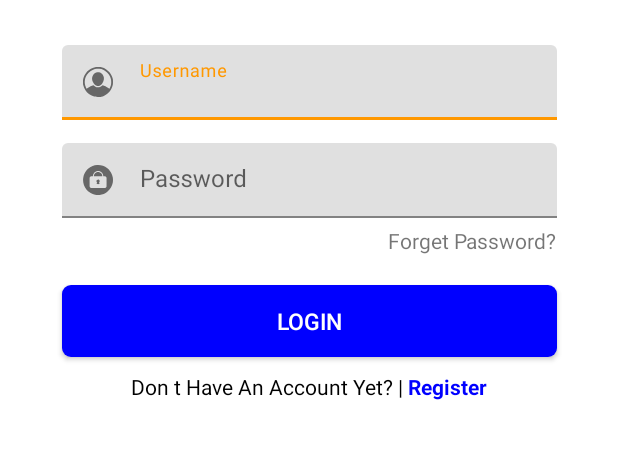
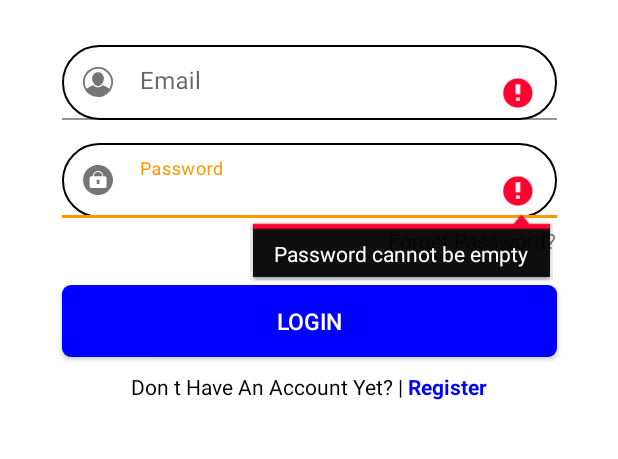
Before and after one commit to tashinyima/yin-yummy, an Android app: the screen it shows after launch (StartActivity), after a tap on "LOGIN", on a phone screen of 412 x 824 dp, the part 462-921 px from its top. Run offline under Robolectric (Android 15) with nearby library versions, the phone set to English and light mode, and no system bars; our stand-ins replace Dagger/Hilt's generated code, Firebase (no records; nobody signed in at launch, a user with empty details on screens opened directly), data binding.

Commit message:
made changes to the login page and validated it

```diff
--- a/app/build.gradle
+++ b/app/build.gradle
@@ -120,4 +120,8 @@ dependencies {
 
     // datastore
     implementation "androidx.datastore:datastore-preferences:1.0.0"
+
+//     animated loading button
+//    implementation "br.com.simplepass:loading-button-android:2.2.0"
+
 }
--- a/app/src/main/java/com/example/yinyummy/view/login/LoginFragment.kt
+++ b/app/src/main/java/com/example/yinyummy/view/login/LoginFragment.kt
@@ -15,10 +15,13 @@ import androidx.navigation.fragment.findNavController
 import com.example.yinyummy.MainActivity
 import com.example.yinyummy.R
 import com.example.yinyummy.databinding.FragmentLoginBinding
+import com.example.yinyummy.utils.RegisterValidation
 import com.example.yinyummy.utils.Resource
 import com.example.yinyummy.viewmodel.LoginViewModel
 import dagger.hilt.android.AndroidEntryPoint
+import kotlinx.coroutines.Dispatchers
 import kotlinx.coroutines.flow.collect
+import kotlinx.coroutines.withContext
 
 @AndroidEntryPoint
 class LoginFragment : Fragment() {
@@ -31,21 +34,19 @@ class LoginFragment : Fragment() {
     override fun onCreate(savedInstanceState: Bundle?) {
         super.onCreate(savedInstanceState)
         arguments?.let {
+
         }
     }
 
     override fun onCreateView(
         inflater: LayoutInflater, container: ViewGroup?,
         savedInstanceState: Bundle?
-    ): View? {
+    ): View {
         _binding = FragmentLoginBinding.inflate(layoutInflater)
         binding.tvRegister.setOnClickListener {
             findNavController().navigate(R.id.action_loginFragment_to_registrationFragment)
         }
-//        binding.btnLogin.setOnClickListener {
-//            val intent = Intent(activity, MainActivity::class.java)
-//            startActivity(intent)
-//        }
+
         return binding.root
     }
 
@@ -57,30 +58,65 @@ class LoginFragment : Fragment() {
             btnLogin.setOnClickListener {
                 val email = etEmail.text.toString().trim()
                 val password = etPassword.text.toString()
-                viewModel.login(email,password)
+                viewModel.login(email, password)
 
             }
         }
 
         lifecycleScope.launchWhenStarted {
 
-            viewModel.login.collect{
-                when(it){
+            viewModel.login.collect {
+                when (it) {
                     is Resource.Loading -> {
 
                     }
                     is Resource.Success -> {
 
-                        Intent(requireActivity(),MainActivity::class.java).also { intent ->
+                        Intent(requireActivity(), MainActivity::class.java).also { intent ->
                             intent.addFlags(Intent.FLAG_ACTIVITY_CLEAR_TASK or Intent.FLAG_ACTIVITY_CLEAR_TOP)
                             startActivity(intent)
 
                         }
                     }
                     is Resource.Error -> {
-                        Toast.makeText(requireContext(),it.message,Toast.LENGTH_SHORT).show()
+
+                        withContext(Dispatchers.Main) {
+                            Toast.makeText(requireContext(), it.message, Toast.LENGTH_SHORT).show()
+                            binding.etEmail.apply {
+                                text?.clear()
+                            }
+                            binding.etPassword.apply {
+                                text?.clear()
+                            }
+                        }
+
+
                     }
                     else -> Unit
+                }
+            }
+        }
+
+        lifecycleScope.launchWhenStarted {
+            viewModel.validation.collect {
+                if (it.email is RegisterValidation.Failed) {
+                    withContext(Dispatchers.Main) {
+                        binding.etEmail.apply {
+                            requestFocus()
+                            error = it.email.message
+                            text?.clear()
+                        }
+                    }
+                }
+
+                if (it.password is RegisterValidation.Failed) {
+                    withContext(Dispatchers.Main) {
+                        binding.etPassword.apply {
+                            requestFocus()
+                            error = it.password.message
+                            text?.clear()
+                        }
+                    }
                 }
             }
         }
--- a/app/src/main/java/com/example/yinyummy/viewmodel/LoginViewModel.kt
+++ b/app/src/main/java/com/example/yinyummy/viewmodel/LoginViewModel.kt
@@ -2,13 +2,15 @@ package com.example.yinyummy.viewmodel
 
 import androidx.lifecycle.ViewModel
 import androidx.lifecycle.viewModelScope
-import com.example.yinyummy.utils.Resource
+import com.example.yinyummy.utils.*
 import com.google.firebase.auth.FirebaseAuth
 import com.google.firebase.auth.FirebaseUser
 import dagger.hilt.android.lifecycle.HiltViewModel
+import kotlinx.coroutines.channels.Channel
 import kotlinx.coroutines.flow.MutableSharedFlow
 import kotlinx.coroutines.flow.MutableStateFlow
 import kotlinx.coroutines.flow.asSharedFlow
+import kotlinx.coroutines.flow.receiveAsFlow
 import kotlinx.coroutines.launch
 import javax.inject.Inject
 
@@ -16,13 +18,18 @@ import javax.inject.Inject
 @HiltViewModel
 class LoginViewModel @Inject constructor(
     private val firebaseAuth: FirebaseAuth
-) :ViewModel(){
-    private val _login  = MutableSharedFlow<Resource<FirebaseUser>>()
+) : ViewModel() {
+    private val _login = MutableSharedFlow<Resource<FirebaseUser>>()
     val login = _login.asSharedFlow()
 
+    private val _validation = Channel<RegisterFieldsState>()
+    val validation = _validation.receiveAsFlow()
 
-    fun login(email: String, password: String){
-        firebaseAuth.signInWithEmailAndPassword(email,password)
+
+    fun login(email: String, password: String) {
+        // validate the email and password check if they are empty or not
+        if (checkValidation(email, password)) {
+            firebaseAuth.signInWithEmailAndPassword(email, password)
                 .addOnSuccessListener {
                     viewModelScope.launch {
                         it.user?.let {
@@ -36,6 +43,22 @@ class LoginViewModel @Inject constructor(
                         _login.emit(Resource.Error(it.message.toString()))
                     }
                 }
+        } else {
+            val registerFieldState = RegisterFieldsState(validateEmail(email),
+                validatePassword(password))
+
+            viewModelScope.launch {
+                _validation.send(registerFieldState)
+            }
+        }
+
+
+    }
+
+    private fun checkValidation(email: String, password: String): Boolean {
+        val emailValidation = validateEmail(email)
+        val passwordValidation = validatePassword(password)
+        return emailValidation is RegisterValidation.Success && passwordValidation is RegisterValidation.Success
     }
 
 }
--- a/app/src/main/res/drawable-v24/rounded_login_edittext_bg.xml
+++ b/app/src/main/res/drawable-v24/rounded_login_edittext_bg.xml
@@ -2,10 +2,10 @@
 <shape xmlns:android="http://schemas.android.com/apk/res/android">
 
     <corners
-        android:radius="50dp" />
+        android:radius="100dp" />
     <solid
         android:color="@android:color/transparent" />
     <stroke
         android:color="@color/black"
-        android:width="2dp" />
+        android:width="1dp" />
 </shape>
--- a/app/src/main/res/drawable-v24/rounded_logo_title_yin.xml
+++ b/app/src/main/res/drawable-v24/rounded_logo_title_yin.xml
@@ -2,7 +2,7 @@
 <shape xmlns:android="http://schemas.android.com/apk/res/android">
 
     <corners
-        android:radius="50dp" />
+        android:radius="100dp" />
     <solid
         android:color="@color/gray"/>
 
--- a/app/src/main/res/drawable/rounded_logo_title.xml
+++ b/app/src/main/res/drawable/rounded_logo_title.xml
@@ -2,7 +2,7 @@
 <shape xmlns:android="http://schemas.android.com/apk/res/android">
 
     <corners
-        android:radius="50dp" />
+        android:radius="100dp" />
     <solid
         android:color="@color/black"/>
 
--- a/app/src/main/res/layout/fragment_login.xml
+++ b/app/src/main/res/layout/fragment_login.xml
@@ -73,7 +73,7 @@
             android:layout_width="330dp"
             android:layout_height="50dp"
             android:layout_marginTop="30dp"
-            android:hint="@string/username"
+            android:hint="@string/email"
             app:layout_constraintEnd_toEndOf="parent"
             app:layout_constraintStart_toStartOf="parent"
             app:layout_constraintTop_toBottomOf="@+id/icon_email"
@@ -81,10 +81,10 @@
 
             <com.google.android.material.textfield.TextInputEditText
                 android:id="@+id/et_email"
+                android:inputType="textEmailAddress"
                 android:layout_width="330dp"
                 android:layout_height="50dp"
-                tools:layout_editor_absoluteX="-3dp"
-                tools:layout_editor_absoluteY="35dp" />
+                android:background="@drawable/rounded_login_edittext_bg"/>
         </com.google.android.material.textfield.TextInputLayout>
 
         <com.google.android.material.textfield.TextInputLayout
@@ -100,10 +100,10 @@
 
             <com.google.android.material.textfield.TextInputEditText
                 android:id="@+id/et_password"
+                android:inputType="textPassword"
+                android:background="@drawable/rounded_login_edittext_bg"
                 android:layout_width="330dp"
-                android:layout_height="50dp"
-                tools:layout_editor_absoluteX="-3dp"
-                tools:layout_editor_absoluteY="35dp" />
+                android:layout_height="50dp" />
         </com.google.android.material.textfield.TextInputLayout>
 
 
```
Lines whose indentation alone changed are shown as unchanged.
